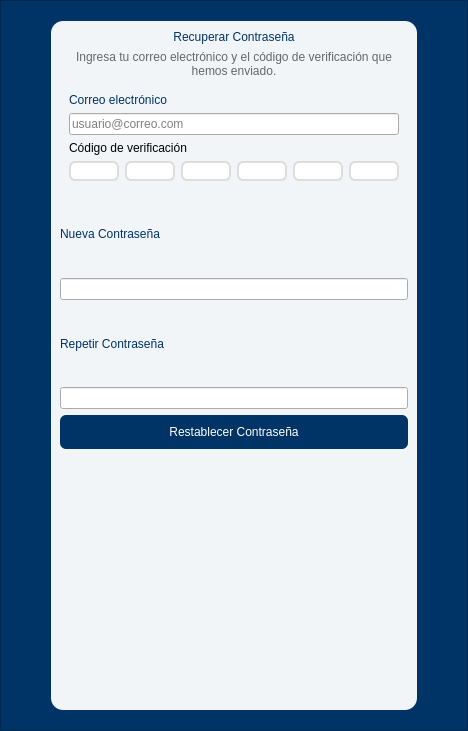
Qt form recovery.ui (AlexING-7/Gestion_Pasantes) before a commit.
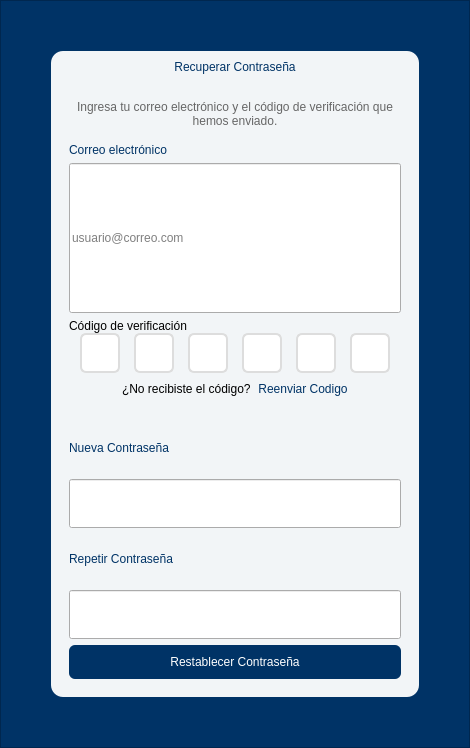
The same form after that commit. Icons and pictures are not drawn.

Diff of the .ui file:
```diff
--- a/recovery.ui
+++ b/recovery.ui
@@ -1,19 +1,25 @@
 <?xml version="1.0" encoding="UTF-8"?>
 <ui version="4.0">
- <class>Form</class>
- <widget class="QWidget" name="Form">
+ <class>Dialog</class>
+ <widget class="QDialog" name="Dialog">
   <property name="geometry">
    <rect>
     <x>0</x>
     <y>0</y>
-    <width>437</width>
-    <height>731</height>
+    <width>470</width>
+    <height>748</height>
    </rect>
   </property>
   <property name="windowTitle">
-   <string>Form</string>
+   <string>Dialog</string>
   </property>
-  <layout class="QHBoxLayout" name="horizontalLayout">
+  <property name="sizeGripEnabled">
+   <bool>false</bool>
+  </property>
+  <property name="modal">
+   <bool>true</bool>
+  </property>
+  <layout class="QVBoxLayout" name="verticalLayout_3">
    <property name="spacing">
     <number>0</number>
    </property>
@@ -47,18 +53,18 @@
        <number>50</number>
       </property>
       <property name="topMargin">
-       <number>20</number>
+       <number>50</number>
       </property>
       <property name="rightMargin">
        <number>50</number>
       </property>
       <property name="bottomMargin">
-       <number>20</number>
+       <number>50</number>
       </property>
       <property name="spacing">
        <number>0</number>
       </property>
-      <item row="0" column="0">
+      <item row="0" column="1">
        <widget class="QFrame" name="frame_2">
         <property name="styleSheet">
          <string notr="true">QFrame{
@@ -82,7 +88,9 @@
         <property name="frameShadow">
          <enum>QFrame::Shadow::Raised</enum>
         </property>
-        <layout class="QVBoxLayout" name="verticalLayout_3">
+        <layout class="QVBoxLayout" name="verticalLayout_5">
+         <item>
+          <layout class="QVBoxLayout" name="verticalLayout_4">
          <item>
           <widget class="QLabel" name="label">
            <property name="styleSheet">
@@ -100,6 +108,22 @@
            </property>
           </widget>
          </item>
+           <item>
+            <widget class="QLabel" name="label_3">
+             <property name="text">
+              <string/>
+             </property>
+             <property name="pixmap">
+              <pixmap>../../Downloads/emblemencryptedunlocked_93483.png</pixmap>
+             </property>
+             <property name="alignment">
+              <set>Qt::AlignmentFlag::AlignCenter</set>
+             </property>
+             <property name="wordWrap">
+              <bool>false</bool>
+             </property>
+            </widget>
+           </item>
          <item>
           <widget class="QLabel" name="label_2">
            <property name="styleSheet">
@@ -121,20 +145,7 @@
            </property>
           </widget>
          </item>
-         <item>
-          <layout class="QHBoxLayout" name="horizontalLayout_3">
-           <item>
-            <spacer name="horizontalSpacer">
-             <property name="orientation">
-              <enum>Qt::Orientation::Horizontal</enum>
-             </property>
-             <property name="sizeHint" stdset="0">
-              <size>
-               <width>38</width>
-               <height>17</height>
-              </size>
-             </property>
-            </spacer>
+          </layout>
            </item>
            <item>
             <widget class="QFrame" name="frame_4">
@@ -156,7 +167,7 @@
              <property name="frameShadow">
               <enum>QFrame::Shadow::Raised</enum>
              </property>
-             <layout class="QVBoxLayout" name="verticalLayout_2">
+           <layout class="QVBoxLayout" name="verticalLayout_6">
               <item>
                <widget class="QLabel" name="user_label_2">
                 <property name="text">
@@ -165,13 +176,27 @@
                </widget>
               </item>
               <item>
-               <widget class="QLineEdit" name="user_input_2">
+             <widget class="QLineEdit" name="correo_input">
+              <property name="sizePolicy">
+               <sizepolicy hsizetype="Expanding" vsizetype="Expanding">
+                <horstretch>0</horstretch>
+                <verstretch>0</verstretch>
+               </sizepolicy>
+              </property>
+              <property name="styleSheet">
+               <string notr="true"/>
+              </property>
                 <property name="placeholderText">
                  <string>usuario@correo.com</string>
                 </property>
                </widget>
               </item>
               <item>
+             <layout class="QVBoxLayout" name="verticalLayout_2">
+              <property name="spacing">
+               <number>0</number>
+              </property>
+              <item>
                <widget class="QLabel" name="password_label_2">
                 <property name="styleSheet">
                  <string notr="true">color: rgb(0, 0, 0);
@@ -181,22 +206,37 @@
                 <property name="text">
                  <string>Código de verificación</string>
                 </property>
+                <property name="alignment">
+                 <set>Qt::AlignmentFlag::AlignBottom|Qt::AlignmentFlag::AlignLeading|Qt::AlignmentFlag::AlignLeft</set>
+                </property>
+                <property name="wordWrap">
+                 <bool>false</bool>
+                </property>
                </widget>
               </item>
               <item>
                <layout class="QHBoxLayout" name="horizontalLayout_2">
+                <property name="spacing">
+                 <number>3</number>
+                </property>
                 <item>
-                 <widget class="QLineEdit" name="password_input_2">
+                 <widget class="QLineEdit" name="codigo_input1">
                   <property name="sizePolicy">
-                   <sizepolicy hsizetype="Fixed" vsizetype="Fixed">
+                   <sizepolicy hsizetype="Maximum" vsizetype="Maximum">
                     <horstretch>0</horstretch>
                     <verstretch>0</verstretch>
                    </sizepolicy>
                   </property>
+                  <property name="minimumSize">
+                   <size>
+                    <width>40</width>
+                    <height>40</height>
+                   </size>
+                  </property>
                   <property name="maximumSize">
                    <size>
-                    <width>50</width>
-                    <height>50</height>
+                    <width>40</width>
+                    <height>40</height>
                    </size>
                   </property>
                   <property name="styleSheet">
@@ -223,17 +263,23 @@
                  </widget>
                 </item>
                 <item>
-                 <widget class="QLineEdit" name="password_input_3">
+                 <widget class="QLineEdit" name="codigo_input2">
                   <property name="sizePolicy">
-                   <sizepolicy hsizetype="Fixed" vsizetype="Fixed">
+                   <sizepolicy hsizetype="Maximum" vsizetype="Maximum">
                     <horstretch>0</horstretch>
                     <verstretch>0</verstretch>
                    </sizepolicy>
                   </property>
+                  <property name="minimumSize">
+                   <size>
+                    <width>40</width>
+                    <height>40</height>
+                   </size>
+                  </property>
                   <property name="maximumSize">
                    <size>
-                    <width>50</width>
-                    <height>50</height>
+                    <width>40</width>
+                    <height>40</height>
                    </size>
                   </property>
                   <property name="styleSheet">
@@ -260,17 +306,23 @@
                  </widget>
                 </item>
                 <item>
-                 <widget class="QLineEdit" name="password_input_4">
+                 <widget class="QLineEdit" name="codigo_input3">
                   <property name="sizePolicy">
                    <sizepolicy hsizetype="Fixed" vsizetype="Fixed">
                     <horstretch>0</horstretch>
                     <verstretch>0</verstretch>
                    </sizepolicy>
                   </property>
+                  <property name="minimumSize">
+                   <size>
+                    <width>40</width>
+                    <height>40</height>
+                   </size>
+                  </property>
                   <property name="maximumSize">
                    <size>
-                    <width>50</width>
-                    <height>50</height>
+                    <width>40</width>
+                    <height>40</height>
                    </size>
                   </property>
                   <property name="styleSheet">
@@ -297,17 +349,23 @@
                  </widget>
                 </item>
                 <item>
-                 <widget class="QLineEdit" name="password_input_5">
+                 <widget class="QLineEdit" name="codigo_input4">
                   <property name="sizePolicy">
                    <sizepolicy hsizetype="Fixed" vsizetype="Fixed">
                     <horstretch>0</horstretch>
                     <verstretch>0</verstretch>
                    </sizepolicy>
                   </property>
+                  <property name="minimumSize">
+                   <size>
+                    <width>40</width>
+                    <height>40</height>
+                   </size>
+                  </property>
                   <property name="maximumSize">
                    <size>
-                    <width>50</width>
-                    <height>50</height>
+                    <width>40</width>
+                    <height>40</height>
                    </size>
                   </property>
                   <property name="styleSheet">
@@ -334,17 +392,23 @@
                  </widget>
                 </item>
                 <item>
-                 <widget class="QLineEdit" name="password_input_6">
+                 <widget class="QLineEdit" name="codigo_input5">
                   <property name="sizePolicy">
                    <sizepolicy hsizetype="Fixed" vsizetype="Fixed">
                     <horstretch>0</horstretch>
                     <verstretch>0</verstretch>
                    </sizepolicy>
                   </property>
+                  <property name="minimumSize">
+                   <size>
+                    <width>40</width>
+                    <height>40</height>
+                   </size>
+                  </property>
                   <property name="maximumSize">
                    <size>
-                    <width>50</width>
-                    <height>50</height>
+                    <width>40</width>
+                    <height>40</height>
                    </size>
                   </property>
                   <property name="styleSheet">
@@ -371,17 +435,23 @@
                  </widget>
                 </item>
                 <item>
-                 <widget class="QLineEdit" name="password_input_7">
+                 <widget class="QLineEdit" name="codigo_input6">
                   <property name="sizePolicy">
                    <sizepolicy hsizetype="Fixed" vsizetype="Fixed">
                     <horstretch>0</horstretch>
                     <verstretch>0</verstretch>
                    </sizepolicy>
                   </property>
+                  <property name="minimumSize">
+                   <size>
+                    <width>40</width>
+                    <height>40</height>
+                   </size>
+                  </property>
                   <property name="maximumSize">
                    <size>
-                    <width>50</width>
-                    <height>50</height>
+                    <width>40</width>
+                    <height>40</height>
                    </size>
                   </property>
                   <property name="styleSheet">
@@ -410,6 +480,66 @@
                </layout>
               </item>
              </layout>
+            </item>
+            <item>
+             <layout class="QHBoxLayout" name="horizontalLayout">
+              <property name="spacing">
+               <number>4</number>
+              </property>
+              <item>
+               <spacer name="horizontalSpacer">
+                <property name="orientation">
+                 <enum>Qt::Orientation::Horizontal</enum>
+                </property>
+                <property name="sizeHint" stdset="0">
+                 <size>
+                  <width>40</width>
+                  <height>20</height>
+                 </size>
+                </property>
+               </spacer>
+              </item>
+              <item>
+               <widget class="QLabel" name="label_4">
+                <property name="styleSheet">
+                 <string notr="true">QLabel{
+	background-color: transparent;
+	font: 9pt &quot;Segoe UI&quot;;
+	color: #000000;
+	padding:0;
+
+}</string>
+                </property>
+                <property name="text">
+                 <string>¿No recibiste el código? </string>
+                </property>
+               </widget>
+              </item>
+              <item>
+               <widget class="QPushButton" name="ReenviarCodigoButton">
+                <property name="cursor">
+                 <cursorShape>PointingHandCursor</cursorShape>
+                </property>
+                <property name="layoutDirection">
+                 <enum>Qt::LayoutDirection::LeftToRight</enum>
+                </property>
+                <property name="styleSheet">
+                 <string notr="true">QPushButton{
+	background-color: transparent;
+	font: 9pt &quot;Segoe UI&quot;;
+	color: rgb(0, 51, 102);
+	padding:0;
+}
+QPushButton:hover{
+	
+	font: 9pt &quot;Segoe UI&quot;;
+	text-decoration: underline;
+	color: rgb(0, 89, 179);
+}</string>
+                </property>
+                <property name="text">
+                 <string>Reenviar Codigo</string>
+                </property>
             </widget>
            </item>
            <item>
@@ -419,13 +549,16 @@
              </property>
              <property name="sizeHint" stdset="0">
               <size>
-               <width>38</width>
-               <height>17</height>
+                  <width>40</width>
+                  <height>20</height>
               </size>
              </property>
             </spacer>
            </item>
           </layout>
+            </item>
+           </layout>
+          </widget>
          </item>
          <item>
           <widget class="QFrame" name="frame_3">
@@ -452,16 +585,16 @@
              <number>6</number>
             </property>
             <property name="leftMargin">
-             <number>0</number>
+             <number>9</number>
             </property>
             <property name="topMargin">
-             <number>0</number>
+             <number>9</number>
             </property>
             <property name="rightMargin">
-             <number>0</number>
+             <number>9</number>
             </property>
             <property name="bottomMargin">
-             <number>0</number>
+             <number>9</number>
             </property>
             <item>
              <widget class="QLabel" name="user_label">
@@ -471,7 +604,13 @@
              </widget>
             </item>
             <item>
-             <widget class="QLineEdit" name="user_input">
+             <widget class="QLineEdit" name="newpassword_input">
+              <property name="sizePolicy">
+               <sizepolicy hsizetype="Expanding" vsizetype="Expanding">
+                <horstretch>0</horstretch>
+                <verstretch>0</verstretch>
+               </sizepolicy>
+              </property>
               <property name="echoMode">
                <enum>QLineEdit::EchoMode::Password</enum>
               </property>
@@ -488,7 +627,13 @@
              </widget>
             </item>
             <item>
-             <widget class="QLineEdit" name="password_input">
+             <widget class="QLineEdit" name="repeatpassword_input">
+              <property name="sizePolicy">
+               <sizepolicy hsizetype="Expanding" vsizetype="Expanding">
+                <horstretch>0</horstretch>
+                <verstretch>0</verstretch>
+               </sizepolicy>
+              </property>
               <property name="text">
                <string/>
               </property>
@@ -514,19 +659,6 @@
            </layout>
           </widget>
          </item>
-         <item>
-          <spacer name="verticalSpacer">
-           <property name="orientation">
-            <enum>Qt::Orientation::Vertical</enum>
-           </property>
-           <property name="sizeHint" stdset="0">
-            <size>
-             <width>20</width>
-             <height>34</height>
-            </size>
-           </property>
-          </spacer>
-         </item>
         </layout>
        </widget>
       </item>
```
Lines whose indentation alone changed are shown as unchanged.
